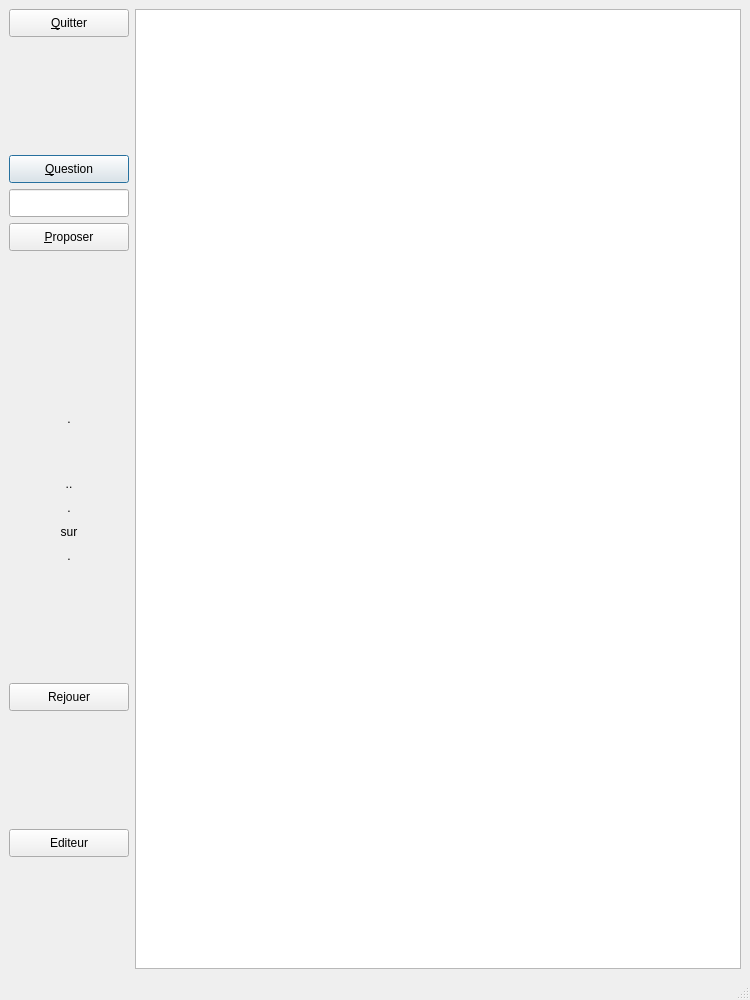
Before: the Qt Designer form exercice.ui in Txikilinux/leterrier-calculment, drawn with Qt 5.
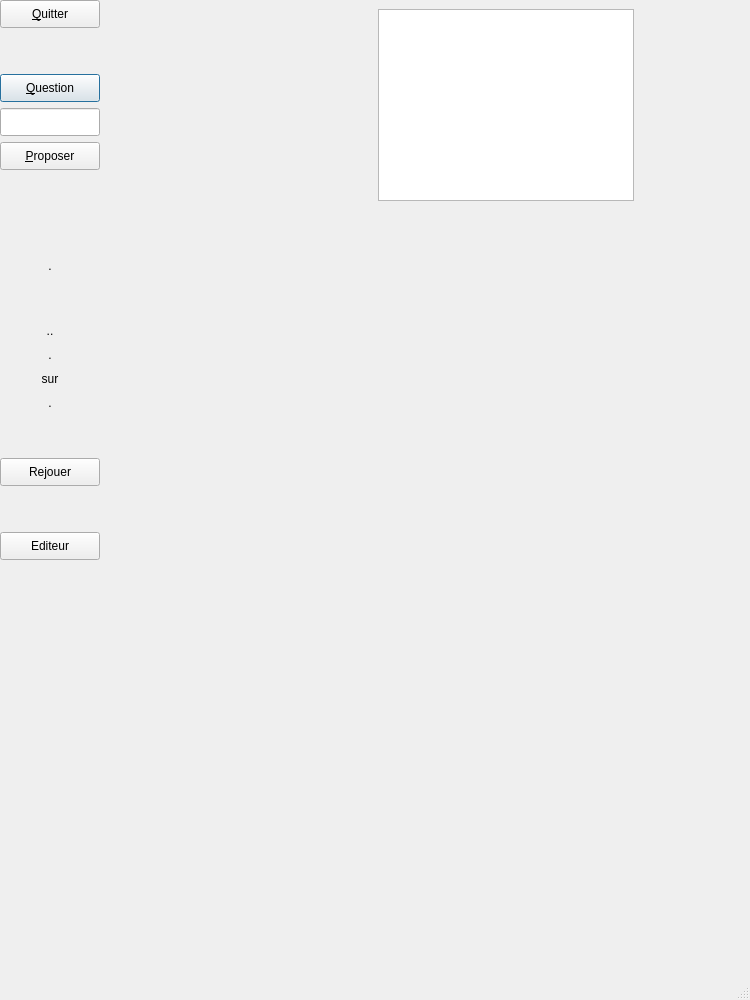
After: the same form once the commit is applied.

Commit message: destruction de nouveau gridLayout

The edit to the form file:
```diff
--- a/exercice.ui
+++ b/exercice.ui
@@ -29,8 +29,26 @@
      <height>1200</height>
     </size>
    </property>
-   <layout class="QGridLayout" name="gridLayout">
-    <item row="0" column="0">
+   <widget class="QGraphicsView" name="vue">
+    <property name="enabled">
+     <bool>true</bool>
+    </property>
+    <property name="geometry">
+     <rect>
+      <x>378</x>
+      <y>9</y>
+      <width>256</width>
+      <height>192</height>
+     </rect>
+    </property>
+    <property name="verticalScrollBarPolicy">
+     <enum>Qt::ScrollBarAlwaysOff</enum>
+    </property>
+    <property name="horizontalScrollBarPolicy">
+     <enum>Qt::ScrollBarAlwaysOff</enum>
+    </property>
+   </widget>
+   <widget class="QWidget" name="">
      <layout class="QVBoxLayout" name="verticalLayout_3">
       <property name="sizeConstraint">
        <enum>QLayout::SetFixedSize</enum>
@@ -45,7 +63,7 @@
         </property>
         <property name="maximumSize">
          <size>
-          <width>120</width>
+         <width>100</width>
           <height>40</height>
          </size>
         </property>
@@ -82,7 +100,7 @@
           </property>
           <property name="maximumSize">
            <size>
-            <width>120</width>
+           <width>100</width>
             <height>40</height>
            </size>
           </property>
@@ -104,7 +122,7 @@
           </property>
           <property name="maximumSize">
            <size>
-            <width>120</width>
+           <width>100</width>
             <height>40</height>
            </size>
           </property>
@@ -120,7 +138,7 @@
           </property>
           <property name="maximumSize">
            <size>
-            <width>120</width>
+           <width>100</width>
             <height>40</height>
            </size>
           </property>
@@ -178,7 +196,7 @@
           </property>
           <property name="maximumSize">
            <size>
-            <width>120</width>
+           <width>100</width>
             <height>40</height>
            </size>
           </property>
@@ -200,7 +218,7 @@
           </property>
           <property name="maximumSize">
            <size>
-            <width>120</width>
+           <width>100</width>
             <height>40</height>
            </size>
           </property>
@@ -222,7 +240,7 @@
           </property>
           <property name="maximumSize">
            <size>
-            <width>120</width>
+           <width>100</width>
             <height>40</height>
            </size>
           </property>
@@ -244,7 +262,7 @@
           </property>
           <property name="maximumSize">
            <size>
-            <width>120</width>
+           <width>100</width>
             <height>40</height>
            </size>
           </property>
@@ -281,7 +299,7 @@
         </property>
         <property name="maximumSize">
          <size>
-          <width>120</width>
+         <width>100</width>
           <height>40</height>
          </size>
         </property>
@@ -316,7 +334,7 @@
         </property>
         <property name="maximumSize">
          <size>
-          <width>120</width>
+         <width>100</width>
           <height>40</height>
          </size>
         </property>
@@ -339,24 +357,7 @@
        </spacer>
       </item>
      </layout>
-    </item>
-    <item row="0" column="1">
-     <widget class="QGraphicsView" name="vue">
-      <property name="enabled">
-       <bool>true</bool>
-      </property>
-      <property name="verticalScrollBarPolicy">
-       <enum>Qt::ScrollBarAlwaysOff</enum>
-      </property>
-      <property name="horizontalScrollBarPolicy">
-       <enum>Qt::ScrollBarAlwaysOff</enum>
-      </property>
-     </widget>
-    </item>
-   </layout>
-   <zorder>vue</zorder>
-   <zorder>layoutWidget</zorder>
-   <zorder>verticalSpacer</zorder>
+   </widget>
   </widget>
   <widget class="QMenuBar" name="menubar">
    <property name="geometry">
```
Lines whose indentation alone changed are shown as unchanged. The commit also changes 1 other file.
